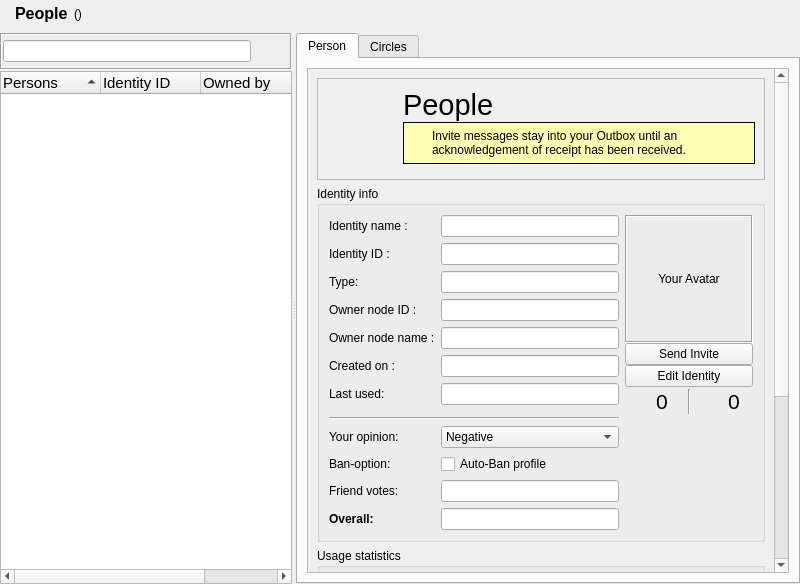
Before: the Qt Designer form retroshare-gui/src/gui/Identity/IdDialog.ui in RetroShare/RetroShare, drawn with Qt 5.
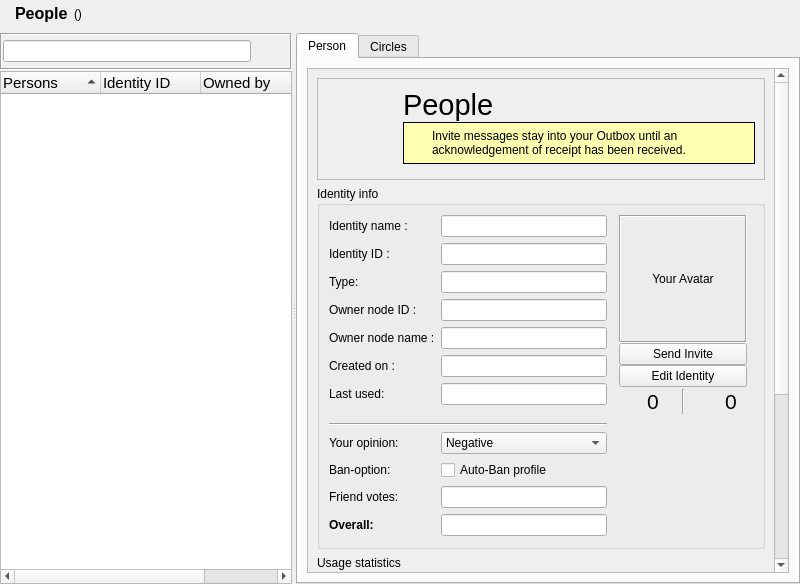
After: the same form once the commit is applied. Icons and pictures are not drawn. Custom widgets are drawn as their Qt base class.

Commit message: Cosmetic layout fixes

```diff
--- a/retroshare-gui/src/gui/Identity/IdDialog.ui
+++ b/retroshare-gui/src/gui/Identity/IdDialog.ui
@@ -301,8 +301,8 @@
             <rect>
              <x>0</x>
              <y>0</y>
-             <width>456</width>
-             <height>731</height>
+             <width>466</width>
+             <height>738</height>
             </rect>
            </property>
            <layout class="QVBoxLayout" name="scrollAreaWidgetContentsVLayout">
@@ -573,17 +573,68 @@
                <string>Identity info</string>
               </property>
               <layout class="QGridLayout" name="gridLayout">
-               <item row="3" column="0">
-                <widget class="QLabel" name="label_GpgId">
+               <item row="13" column="0">
+                <widget class="QLabel" name="neighborNodesOpinion_LB">
                  <property name="text">
-                  <string>Owner node ID :</string>
+                  <string>Friend votes:</string>
                  </property>
                 </widget>
                </item>
-               <item row="13" column="1">
-                <widget class="QLineEdit" name="overallOpinion_TF">
+               <item row="9" column="0" colspan="2">
+                <widget class="Line" name="line_IdInfo">
+                 <property name="orientation">
+                  <enum>Qt::Horizontal</enum>
+                 </property>
+                </widget>
+               </item>
+               <item row="4" column="1">
+                <widget class="QLineEdit" name="lineEdit_GpgName">
+                 <property name="enabled">
+                  <bool>true</bool>
+                 </property>
+                 <property name="readOnly">
+                  <bool>true</bool>
+                 </property>
+                </widget>
+               </item>
+               <item row="1" column="1">
+                <widget class="QLineEdit" name="lineEdit_KeyId">
+                 <property name="enabled">
+                  <bool>true</bool>
+                 </property>
+                 <property name="readOnly">
+                  <bool>true</bool>
+                 </property>
+                </widget>
+               </item>
+               <item row="6" column="0">
+                <widget class="QLabel" name="label_LastUsed">
+                 <property name="text">
+                  <string>Last used:</string>
+                 </property>
+                </widget>
+               </item>
+               <item row="12" column="1">
+                <widget class="QCheckBox" name="autoBanIdentities_CB">
                  <property name="toolTip">
-                  <string>&lt;html&gt;&lt;head/&gt;&lt;body&gt;&lt;p&gt;Overall reputation score, accounting for yours and your friends'.&lt;/p&gt;&lt;p&gt;Negative is bad, positive is good. Zero is neutral. If the score is too low,&lt;/p&gt;&lt;p&gt;the identity is flagged as bad, and will be filtered out in forums, chat lobbies,&lt;/p&gt;&lt;p&gt;channels, etc.&lt;/p&gt;&lt;/body&gt;&lt;/html&gt;</string>
+                  <string>Auto-Ban all identities signed by the same node</string>
+                 </property>
+                 <property name="text">
+                  <string>Auto-Ban profile</string>
+                 </property>
+                </widget>
+               </item>
+               <item row="5" column="1">
+                <widget class="QLineEdit" name="lineEdit_PublishTS">
+                 <property name="readOnly">
+                  <bool>true</bool>
+                 </property>
+                </widget>
+               </item>
+               <item row="0" column="1">
+                <widget class="QLineEdit" name="lineEdit_Nickname">
+                 <property name="enabled">
+                  <bool>true</bool>
                  </property>
                  <property name="readOnly">
                   <bool>true</bool>
@@ -600,177 +651,24 @@
                  </property>
                 </widget>
                </item>
-               <item row="0" column="2" rowspan="14">
-                <layout class="QVBoxLayout" name="verticalLayout">
-                 <property name="spacing">
-                  <number>0</number>
+               <item row="14" column="1">
+                <widget class="QLineEdit" name="overallOpinion_TF">
+                 <property name="toolTip">
+                  <string>&lt;html&gt;&lt;head/&gt;&lt;body&gt;&lt;p&gt;Overall reputation score, accounting for yours and your friends'.&lt;/p&gt;&lt;p&gt;Negative is bad, positive is good. Zero is neutral. If the score is too low,&lt;/p&gt;&lt;p&gt;the identity is flagged as bad, and will be filtered out in forums, chat lobbies,&lt;/p&gt;&lt;p&gt;channels, etc.&lt;/p&gt;&lt;/body&gt;&lt;/html&gt;</string>
                  </property>
-                 <item>
-                  <widget class="QLabel" name="avatarLabel">
-                   <property name="sizePolicy">
-                    <sizepolicy hsizetype="Fixed" vsizetype="Fixed">
-                     <horstretch>0</horstretch>
-                     <verstretch>0</verstretch>
-                    </sizepolicy>
-                   </property>
-                   <property name="minimumSize">
-                    <size>
-                     <width>128</width>
-                     <height>128</height>
-                    </size>
-                   </property>
-                   <property name="maximumSize">
-                    <size>
-                     <width>128</width>
-                     <height>128</height>
-                    </size>
-                   </property>
-                   <property name="frameShape">
-                    <enum>QFrame::Box</enum>
-                   </property>
-                   <property name="frameShadow">
-                    <enum>QFrame::Sunken</enum>
-                   </property>
-                   <property name="text">
-                    <string extracomment="Click here to change your avatar">Your Avatar</string>
-                   </property>
-                   <property name="scaledContents">
-                    <bool>true</bool>
-                   </property>
-                   <property name="alignment">
-                    <set>Qt::AlignCenter</set>
-                   </property>
-                  </widget>
-                 </item>
-                 <item>
-                  <widget class="QPushButton" name="inviteButton">
-                   <property name="text">
-                    <string>Send Invite</string>
-                   </property>
-                  </widget>
-                 </item>
-                 <item>
-                  <widget class="QPushButton" name="editButton">
-                   <property name="text">
-                    <string>Edit Identity</string>
-                   </property>
-                  </widget>
-                 </item>
-                 <item>
-                  <layout class="QHBoxLayout" name="avatarOpinionHLayout">
-                   <property name="spacing">
-                    <number>6</number>
-                   </property>
-                   <property name="topMargin">
-                    <number>2</number>
-                   </property>
-                   <item>
-                    <widget class="QLabel" name="label_PosIcon">
-                     <property name="maximumSize">
-                      <size>
-                       <width>34</width>
-                       <height>34</height>
-                      </size>
-                     </property>
-                     <property name="text">
-                      <string/>
-                     </property>
-                     <property name="pixmap">
-                      <pixmap resource="../icons.qrc">:/icons/png/thumbs-up.png</pixmap>
-                     </property>
-                     <property name="scaledContents">
-                      <bool>true</bool>
-                     </property>
-                    </widget>
-                   </item>
-                   <item>
-                    <widget class="QLabel" name="label_positive">
-                     <property name="font">
-                      <font>
-                       <pointsize>16</pointsize>
-                      </font>
-                     </property>
-                     <property name="toolTip">
-                      <string>Positive votes</string>
-                     </property>
-                     <property name="text">
-                      <string>0</string>
-                     </property>
-                    </widget>
-                   </item>
-                   <item>
-                    <widget class="Line" name="line_Opinion">
-                     <property name="orientation">
-                      <enum>Qt::Vertical</enum>
-                     </property>
-                    </widget>
-                   </item>
-                   <item>
-                    <widget class="QLabel" name="label_NegIcon">
-                     <property name="maximumSize">
-                      <size>
-                       <width>34</width>
-                       <height>34</height>
-                      </size>
-                     </property>
-                     <property name="text">
-                      <string/>
-                     </property>
-                     <property name="pixmap">
-                      <pixmap resource="../icons.qrc">:/icons/png/thumbs-down.png</pixmap>
-                     </property>
-                     <property name="scaledContents">
-                      <bool>true</bool>
-                     </property>
-                    </widget>
-                   </item>
-                   <item>
-                    <widget class="QLabel" name="label_negative">
-                     <property name="font">
-                      <font>
-                       <pointsize>16</pointsize>
-                      </font>
-                     </property>
-                     <property name="toolTip">
-                      <string>Negative votes</string>
-                     </property>
-                     <property name="text">
-                      <string>0</string>
-                     </property>
-                    </widget>
-                   </item>
-                  </layout>
-                 </item>
-                 <item>
-                  <spacer name="avatarVSpacer">
-                   <property name="orientation">
-                    <enum>Qt::Vertical</enum>
-                   </property>
-                   <property name="sizeHint" stdset="0">
-                    <size>
-                     <width>118</width>
-                     <height>17</height>
-                    </size>
-                   </property>
-                  </spacer>
-                 </item>
-                </layout>
-               </item>
-               <item row="2" column="1">
-                <widget class="QLineEdit" name="lineEdit_Type">
                  <property name="readOnly">
                   <bool>true</bool>
                  </property>
                 </widget>
                </item>
-               <item row="2" column="0">
-                <widget class="QLabel" name="label_Type">
+               <item row="10" column="0" rowspan="2">
+                <widget class="QLabel" name="label_YourOpinion">
                  <property name="text">
-                  <string>Type:</string>
+                  <string>Your opinion:</string>
                  </property>
                 </widget>
                </item>
-               <item row="13" column="0">
+               <item row="14" column="0">
                 <widget class="QLabel" name="overallOpinion_LB">
                  <property name="font">
                   <font>
@@ -783,20 +681,6 @@
                  </property>
                 </widget>
                </item>
-               <item row="6" column="0">
-                <widget class="QLabel" name="label_LastUsed">
-                 <property name="text">
-                  <string>Last used:</string>
-                 </property>
-                </widget>
-               </item>
-               <item row="1" column="0">
-                <widget class="QLabel" name="label_KeyId">
-                 <property name="text">
-                  <string>Identity ID :</string>
-                 </property>
-                </widget>
-               </item>
                <item row="5" column="0">
                 <widget class="QLabel" name="label_PublishTS">
                  <property name="text">
@@ -804,6 +688,71 @@
                  </property>
                 </widget>
                </item>
+               <item row="0" column="0">
+                <widget class="QLabel" name="label_Nickname">
+                 <property name="text">
+                  <string>Identity name :</string>
+                 </property>
+                </widget>
+               </item>
+               <item row="1" column="0">
+                <widget class="QLabel" name="label_KeyId">
+                 <property name="text">
+                  <string>Identity ID :</string>
+                 </property>
+                </widget>
+               </item>
+               <item row="13" column="1">
+                <widget class="QLineEdit" name="neighborNodesOpinion_TF">
+                 <property name="toolTip">
+                  <string>&lt;html&gt;&lt;head/&gt;&lt;body&gt;&lt;p&gt;Average opinion of neighbor nodes about this identity. Negative is bad,&lt;/p&gt;&lt;p&gt;positive is good. Zero is neutral.&lt;/p&gt;&lt;/body&gt;&lt;/html&gt;</string>
+                 </property>
+                 <property name="readOnly">
+                  <bool>true</bool>
+                 </property>
+                </widget>
+               </item>
+               <item row="2" column="1">
+                <widget class="QLineEdit" name="lineEdit_Type">
+                 <property name="readOnly">
+                  <bool>true</bool>
+                 </property>
+                </widget>
+               </item>
+               <item row="2" column="0">
+                <widget class="QLabel" name="label_Type">
+                 <property name="text">
+                  <string>Type:</string>
+                 </property>
+                </widget>
+               </item>
+               <item row="6" column="1">
+                <widget class="QLineEdit" name="lineEdit_LastUsed">
+                 <property name="readOnly">
+                  <bool>true</bool>
+                 </property>
+                </widget>
+               </item>
+               <item row="15" column="0" colspan="2">
+                <spacer name="verticalSpacer">
+                 <property name="orientation">
+                  <enum>Qt::Vertical</enum>
+                 </property>
+                 <property name="sizeHint" stdset="0">
+                  <size>
+                   <width>20</width>
+                   <height>1</height>
+                  </size>
+                 </property>
+                </spacer>
+               </item>
+               <item row="3" column="0">
+                <widget class="QLabel" name="label_GpgId">
+                 <property name="text">
+                  <string>Owner node ID :</string>
+                 </property>
+                </widget>
+               </item>
                <item row="4" column="0">
                 <widget class="QLabel" name="label_GpgName">
                  <property name="text">
@@ -811,38 +760,14 @@
                  </property>
                 </widget>
                </item>
-               <item row="11" column="0">
+               <item row="12" column="0">
                 <widget class="QLabel" name="banoption_label">
                  <property name="text">
                   <string>Ban-option:</string>
                  </property>
                 </widget>
                </item>
-               <item row="9" column="0" rowspan="2">
-                <widget class="QLabel" name="label_YourOpinion">
-                 <property name="text">
-                  <string>Your opinion:</string>
-                 </property>
-                </widget>
-               </item>
-               <item row="12" column="1">
-                <widget class="QLineEdit" name="neighborNodesOpinion_TF">
-                 <property name="toolTip">
-                  <string>&lt;html&gt;&lt;head/&gt;&lt;body&gt;&lt;p&gt;Average opinion of neighbor nodes about this identity. Negative is bad,&lt;/p&gt;&lt;p&gt;positive is good. Zero is neutral.&lt;/p&gt;&lt;/body&gt;&lt;/html&gt;</string>
-                 </property>
-                 <property name="readOnly">
-                  <bool>true</bool>
-                 </property>
-                </widget>
-               </item>
-               <item row="6" column="1">
-                <widget class="QLineEdit" name="lineEdit_LastUsed">
-                 <property name="readOnly">
-                  <bool>true</bool>
-                 </property>
-                </widget>
-               </item>
-               <item row="9" column="1" rowspan="2">
+               <item row="10" column="1" rowspan="2">
                 <widget class="RSComboBox" name="ownOpinion_CB">
                  <property name="toolTip">
                   <string>&lt;html&gt;&lt;head/&gt;&lt;body&gt;&lt;p&gt;&lt;span style=&quot; font-family:'Sans'; font-size:9pt;&quot;&gt;Your own opinion about an identity rules the visibility of that identity for yourself and your friend nodes. Your own opinion is shared among friends and used to compute a reputation score: If your opinion about an identity is neutral, the reputation score is the difference between friend's positive and negative opinions. If not, your own opinion gives the score.&lt;/span&gt;&lt;/p&gt;&lt;p&gt;&lt;span style=&quot; font-family:'Sans'; font-size:9pt;&quot;&gt;The overall score is used in chat lobbies, forums and channels to decide on the actions to take for each specific identity. When the overall score is lower than -1, the identity is banned, which prevents all messages and forums/channels authored by this identity to be forwarded, both ways. Some forums also have special anti-spam flags that require a non negative reputation level, making them more sensitive to bad opinions. Banned identities gradually lose their activity and eventually disappear (after 5 days).&lt;/span&gt;&lt;/p&gt;&lt;p&gt;&lt;span style=&quot; font-family:'Sans'; font-size:9pt;&quot;&gt;You can change the thresholds and the time of inactivity to delete identities in preferences -&amp;gt; people. &lt;/span&gt;&lt;/p&gt;&lt;/body&gt;&lt;/html&gt;</string>
@@ -882,73 +807,197 @@
                  </item>
                 </widget>
                </item>
-               <item row="0" column="0">
-                <widget class="QLabel" name="label_Nickname">
-                 <property name="text">
-                  <string>Identity name :</string>
+               <item row="0" column="2" rowspan="15">
+                <layout class="QVBoxLayout" name="verticalLayout">
+                 <property name="spacing">
+                  <number>0</number>
                  </property>
-                </widget>
-               </item>
-               <item row="11" column="1">
-                <widget class="QCheckBox" name="autoBanIdentities_CB">
-                 <property name="toolTip">
-                  <string>Auto-Ban all identities signed by the same node</string>
-                 </property>
-                 <property name="text">
-                  <string>Auto-Ban profile</string>
-                 </property>
-                </widget>
-               </item>
-               <item row="4" column="1">
-                <widget class="QLineEdit" name="lineEdit_GpgName">
-                 <property name="enabled">
-                  <bool>true</bool>
-                 </property>
-                 <property name="readOnly">
-                  <bool>true</bool>
-                 </property>
-                </widget>
-               </item>
-               <item row="5" column="1">
-                <widget class="QLineEdit" name="lineEdit_PublishTS">
-                 <property name="readOnly">
-                  <bool>true</bool>
-                 </property>
-                </widget>
-               </item>
-               <item row="12" column="0">
-                <widget class="QLabel" name="neighborNodesOpinion_LB">
-                 <property name="text">
-                  <string>Friend votes:</string>
-                 </property>
-                </widget>
-               </item>
-               <item row="0" column="1">
-                <widget class="QLineEdit" name="lineEdit_Nickname">
-                 <property name="enabled">
-                  <bool>true</bool>
-                 </property>
-                 <property name="readOnly">
-                  <bool>true</bool>
-                 </property>
-                </widget>
-               </item>
-               <item row="8" column="0" colspan="2">
-                <widget class="Line" name="line_IdInfo">
-                 <property name="orientation">
-                  <enum>Qt::Horizontal</enum>
-                 </property>
-                </widget>
-               </item>
-               <item row="1" column="1">
-                <widget class="QLineEdit" name="lineEdit_KeyId">
-                 <property name="enabled">
-                  <bool>true</bool>
-                 </property>
-                 <property name="readOnly">
-                  <bool>true</bool>
-                 </property>
-                </widget>
+                 <item>
+                  <layout class="QGridLayout" name="gridLayout_2">
+                   <item row="0" column="1">
+                    <widget class="QLabel" name="avatarLabel">
+                     <property name="sizePolicy">
+                      <sizepolicy hsizetype="Fixed" vsizetype="Fixed">
+                       <horstretch>0</horstretch>
+                       <verstretch>0</verstretch>
+                      </sizepolicy>
+                     </property>
+                     <property name="minimumSize">
+                      <size>
+                       <width>128</width>
+                       <height>128</height>
+                      </size>
+                     </property>
+                     <property name="maximumSize">
+                      <size>
+                       <width>128</width>
+                       <height>128</height>
+                      </size>
+                     </property>
+                     <property name="frameShape">
+                      <enum>QFrame::Box</enum>
+                     </property>
+                     <property name="frameShadow">
+                      <enum>QFrame::Sunken</enum>
+                     </property>
+                     <property name="text">
+                      <string extracomment="Click here to change your avatar">Your Avatar</string>
+                     </property>
+                     <property name="scaledContents">
+                      <bool>true</bool>
+                     </property>
+                     <property name="alignment">
+                      <set>Qt::AlignCenter</set>
+                     </property>
+                    </widget>
+                   </item>
+                   <item row="2" column="1">
+                    <widget class="QPushButton" name="editButton">
+                     <property name="text">
+                      <string>Edit Identity</string>
+                     </property>
+                    </widget>
+                   </item>
+                   <item row="1" column="1">
+                    <widget class="QPushButton" name="inviteButton">
+                     <property name="text">
+                      <string>Send Invite</string>
+                     </property>
+                    </widget>
+                   </item>
+                   <item row="0" column="2" rowspan="3">
+                    <spacer name="horizontalSpacer">
+                     <property name="orientation">
+                      <enum>Qt::Horizontal</enum>
+                     </property>
+                     <property name="sizeType">
+                      <enum>QSizePolicy::Minimum</enum>
+                     </property>
+                     <property name="sizeHint" stdset="0">
+                      <size>
+                       <width>6</width>
+                       <height>128</height>
+                      </size>
+                     </property>
+                    </spacer>
+                   </item>
+                   <item row="0" column="0" rowspan="3">
+                    <spacer name="horizontalSpacer_2">
+                     <property name="orientation">
+                      <enum>Qt::Horizontal</enum>
+                     </property>
+                     <property name="sizeType">
+                      <enum>QSizePolicy::Minimum</enum>
+                     </property>
+                     <property name="sizeHint" stdset="0">
+                      <size>
+                       <width>6</width>
+                       <height>128</height>
+                      </size>
+                     </property>
+                    </spacer>
+                   </item>
+                  </layout>
+                 </item>
+                 <item>
+                  <layout class="QHBoxLayout" name="avatarOpinionHLayout">
+                   <property name="spacing">
+                    <number>6</number>
+                   </property>
+                   <property name="topMargin">
+                    <number>2</number>
+                   </property>
+                   <item>
+                    <widget class="QLabel" name="label_PosIcon">
+                     <property name="maximumSize">
+                      <size>
+                       <width>34</width>
+                       <height>34</height>
+                      </size>
+                     </property>
+                     <property name="text">
+                      <string/>
+                     </property>
+                     <property name="pixmap">
+                      <pixmap resource="../icons.qrc">:/icons/png/thumbs-up.png</pixmap>
+                     </property>
+                     <property name="scaledContents">
+                      <bool>true</bool>
+                     </property>
+                    </widget>
+                   </item>
+                   <item>
+                    <widget class="QLabel" name="label_positive">
+                     <property name="font">
+                      <font>
+                       <pointsize>16</pointsize>
+                      </font>
+                     </property>
+                     <property name="toolTip">
+                      <string>Positive votes</string>
+                     </property>
+                     <property name="text">
+                      <string>0</string>
+                     </property>
+                    </widget>
+                   </item>
+                   <item>
+                    <widget class="Line" name="line_Opinion">
+                     <property name="orientation">
+                      <enum>Qt::Vertical</enum>
+                     </property>
+                    </widget>
+                   </item>
+                   <item>
+                    <widget class="QLabel" name="label_NegIcon">
+                     <property name="maximumSize">
+                      <size>
+                       <width>34</width>
+                       <height>34</height>
+                      </size>
+                     </property>
+                     <property name="text">
+                      <string/>
+                     </property>
+                     <property name="pixmap">
+                      <pixmap resource="../icons.qrc">:/icons/png/thumbs-down.png</pixmap>
+                     </property>
+                     <property name="scaledContents">
+                      <bool>true</bool>
+                     </property>
+                    </widget>
+                   </item>
+                   <item>
+                    <widget class="QLabel" name="label_negative">
+                     <property name="font">
+                      <font>
+                       <pointsize>16</pointsize>
+                      </font>
+                     </property>
+                     <property name="toolTip">
+                      <string>Negative votes</string>
+                     </property>
+                     <property name="text">
+                      <string>0</string>
+                     </property>
+                    </widget>
+                   </item>
+                  </layout>
+                 </item>
+                 <item>
+                  <spacer name="avatarVSpacer">
+                   <property name="orientation">
+                    <enum>Qt::Vertical</enum>
+                   </property>
+                   <property name="sizeHint" stdset="0">
+                    <size>
+                     <width>118</width>
+                     <height>17</height>
+                    </size>
+                   </property>
+                  </spacer>
+                 </item>
+                </layout>
                </item>
               </layout>
              </widget>
```
